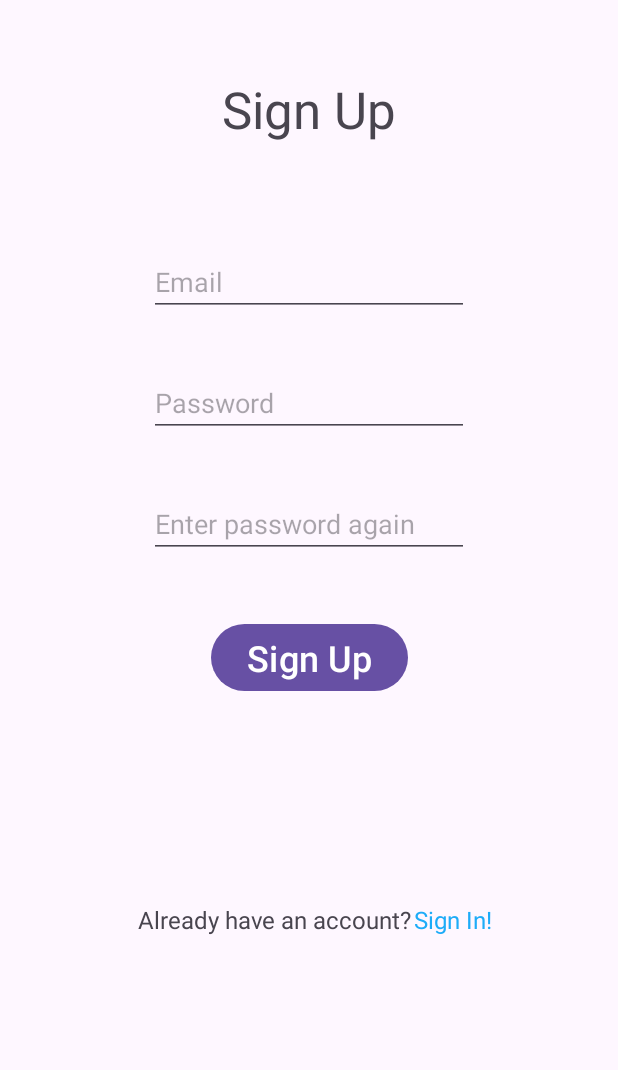
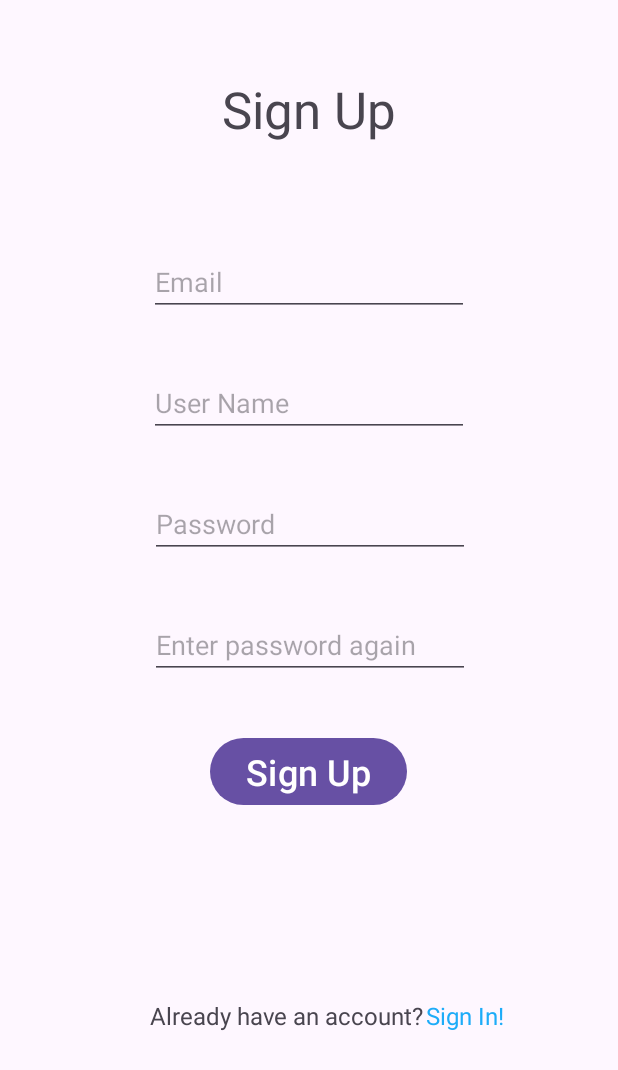
Before and after one commit to Ziyadxan06/TaskManager, an Android app: the SignUpFragment screen opened through its navigation route, on a phone screen of 412 x 824 dp. Shown: the top 1070 px of the screen. Run offline under Robolectric (Android 15) with nearby library versions, the phone set to English and light mode, and no system bars; our stand-ins replace Firebase (no records; nobody signed in at launch, a user with empty details on screens opened directly), navigation-ui.

```diff
--- a/app/src/main/res/layout/fragment_sign_up.xml
+++ b/app/src/main/res/layout/fragment_sign_up.xml
@@ -28,8 +28,9 @@
         android:hint="Password"
         android:inputType="textPassword"
         app:layout_constraintEnd_toEndOf="parent"
+        app:layout_constraintHorizontal_bias="0.502"
         app:layout_constraintStart_toStartOf="parent"
-        app:layout_constraintTop_toBottomOf="@+id/signupEmail" />
+        app:layout_constraintTop_toBottomOf="@+id/signupUsername" />
 
     <EditText
         android:id="@+id/signupPassword2"
@@ -40,6 +41,7 @@
         android:hint="Enter password again"
         android:inputType="textPassword"
         app:layout_constraintEnd_toEndOf="parent"
+        app:layout_constraintHorizontal_bias="0.502"
         app:layout_constraintStart_toStartOf="parent"
         app:layout_constraintTop_toBottomOf="@+id/signUpPassword" />
 
@@ -58,10 +60,11 @@
         android:id="@+id/btnSignup"
         android:layout_width="wrap_content"
         android:layout_height="wrap_content"
-        android:layout_marginTop="40dp"
+        android:layout_marginTop="35dp"
         android:text="Sign Up"
         android:textSize="24sp"
         app:layout_constraintEnd_toEndOf="parent"
+        app:layout_constraintHorizontal_bias="0.498"
         app:layout_constraintStart_toStartOf="parent"
         app:layout_constraintTop_toBottomOf="@+id/signupPassword2" />
 
@@ -69,8 +72,8 @@
         android:id="@+id/textView5"
         android:layout_width="wrap_content"
         android:layout_height="wrap_content"
-        android:layout_marginStart="92dp"
-        android:layout_marginBottom="200dp"
+        android:layout_marginStart="100dp"
+        android:layout_marginBottom="136dp"
         android:text="Already have an account?"
         android:textSize="16sp"
         app:layout_constraintBottom_toBottomOf="parent"
@@ -80,11 +83,23 @@
         android:id="@+id/linkviewSingup"
         android:layout_width="wrap_content"
         android:layout_height="wrap_content"
-        android:layout_marginEnd="84dp"
-        android:layout_marginBottom="200dp"
+        android:layout_marginEnd="76dp"
+        android:layout_marginBottom="136dp"
+        android:text="Sign In!"
         android:textColor="#1DACF8"
-        android:text="Sign In!"
         android:textSize="16sp"
         app:layout_constraintBottom_toBottomOf="parent"
         app:layout_constraintEnd_toEndOf="parent" />
+
+    <EditText
+        android:id="@+id/signupUsername"
+        android:layout_width="wrap_content"
+        android:layout_height="wrap_content"
+        android:layout_marginTop="35dp"
+        android:ems="10"
+        android:hint="User Name"
+        android:inputType="text"
+        app:layout_constraintEnd_toEndOf="parent"
+        app:layout_constraintStart_toStartOf="parent"
+        app:layout_constraintTop_toBottomOf="@+id/signupEmail" />
 </androidx.constraintlayout.widget.ConstraintLayout>
```
Also changed, not shown: app/src/main/java/com/example/taskmanager/SignUpFragment.kt (+29 -4 lines).
